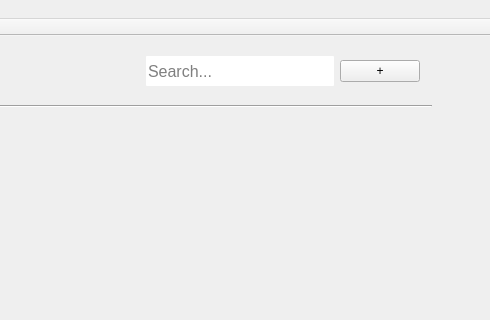
Qt form mainwindow.ui (orgnnice/OrgNNice) before a commit; both pictures show x 539 to 1029 and y 0 to 320 of the 1029 by 800 pixel window.
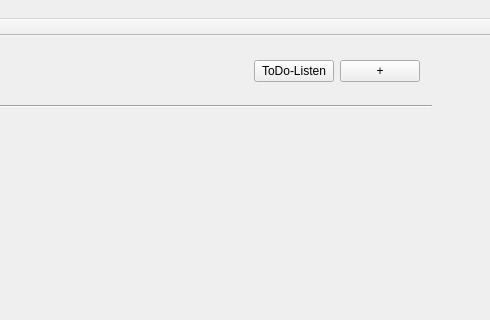
The same form after that commit.

Commit message: Integrated ToDo-GUI

```diff
--- a/mainwindow.ui
+++ b/mainwindow.ui
@@ -88,29 +88,9 @@
       </spacer>
      </item>
      <item>
-      <widget class="QLineEdit" name="lineEdit">
-       <property name="enabled">
-        <bool>true</bool>
-       </property>
-       <property name="minimumSize">
-        <size>
-         <width>0</width>
-         <height>30</height>
-        </size>
-       </property>
-       <property name="font">
-        <font>
-         <pointsize>12</pointsize>
-        </font>
-       </property>
-       <property name="styleSheet">
-        <string notr="true">border-radius: 1px;</string>
-       </property>
+      <widget class="QPushButton" name="toDobut">
        <property name="text">
-        <string/>
-       </property>
-       <property name="placeholderText">
-        <string>Search...</string>
+        <string>ToDo-Listen</string>
        </property>
       </widget>
      </item>
```
The commit also changes 7 other files.
